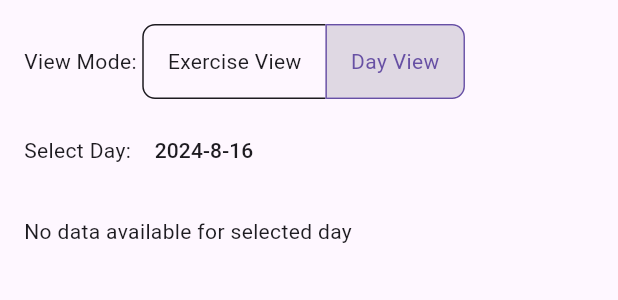
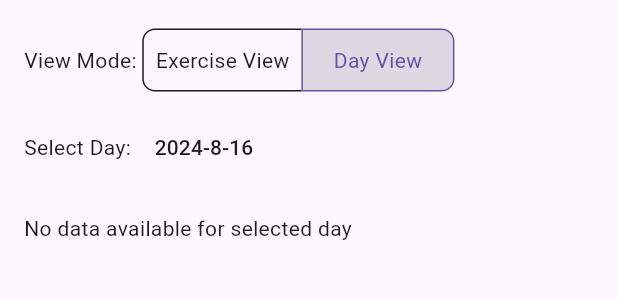
Before and after one commit to andreped/IronFlow, a Flutter app: the SummaryTab widget shown alone on an empty page, opened directly with empty values, on a phone screen of 412 x 824 dp. Shown: the top 300 px of the screen. Run offline on Flutter 3.47's test engine with Material 3 defaults, Android fonts, the phone set to English and light mode, and no system bars; our stand-ins replace fl_chart, sqflite, table_calendar; accounts and stored records are empty.

Commit message:
Reduced toggle size

```diff
--- a/lib/tabs/summary.dart
+++ b/lib/tabs/summary.dart
@@ -155,17 +155,21 @@ class _SummaryTabState extends State<SummaryTab> {
                   borderColor: textColor,
                   selectedBorderColor: primaryColor,
                   borderRadius: BorderRadius.circular(8),
+                  constraints: BoxConstraints(
+                    minHeight: 40.0, // Adjust the height here
+                    minWidth: 100.0, // Adjust the width here
+                  ),
                   children: const <Widget>[
                     Padding(
-                      padding: EdgeInsets.symmetric(horizontal: 16.0),
+                      padding: EdgeInsets.symmetric(horizontal: 8.0), // Adjust horizontal padding here
                       child: Text('Exercise View'),
                     ),
                     Padding(
-                      padding: EdgeInsets.symmetric(horizontal: 16.0),
+                      padding: EdgeInsets.symmetric(horizontal: 8.0), // Adjust horizontal padding here
                       child: Text('Day View'),
                     ),
                   ],
-                ),
+                )
               ],
             ),
             const SizedBox(height: 10),
```
